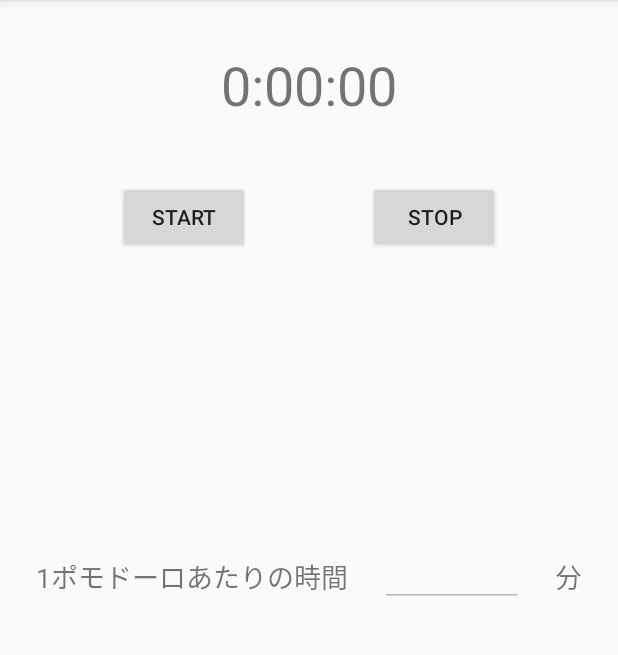
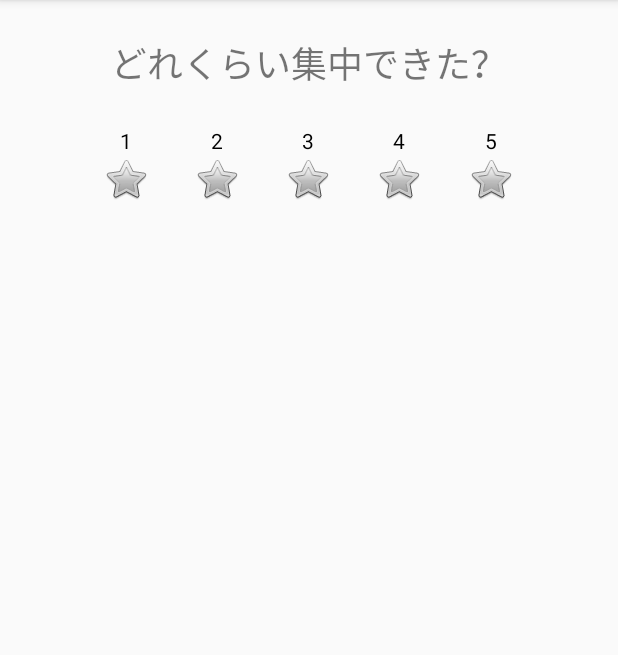
Before and after one commit to aqla114/android_timer, an Android app: the screen it shows after launch (MainActivity before the commit, CompletionActivity after it), after a tap on "START", on a phone screen of 412 x 824 dp, the part 84-739 px from its top. Run offline under Robolectric (Android 15) with nearby library versions, the phone set to English and light mode, and no system bars.

Commit message:
Add リザルト画面

```diff
--- a/app/src/main/AndroidManifest.xml
+++ b/app/src/main/AndroidManifest.xml
@@ -9,13 +9,7 @@
         android:roundIcon="@mipmap/ic_launcher_round"
         android:supportsRtl="true"
         android:theme="@style/AppTheme">
-        <activity
-            android:name=".DisplayMessageActivity"
-            android:parentActivityName=".MainActivity">
-            <meta-data
-                android:name="android.support.PARENT_ACTIVITY"
-                android:value=".MainActivity" />
-        </activity>
+        <activity android:name=".CompletionActivity"></activity>
         <activity android:name=".MainActivity">
             <intent-filter>
                 <action android:name="android.intent.action.MAIN" />
--- /dev/null
+++ b/app/src/main/java/com/example/timer/CompletionActivity.kt
@@ -0,0 +1,12 @@
+package com.example.timer
+
+import androidx.appcompat.app.AppCompatActivity
+import android.os.Bundle
+
+class CompletionActivity : AppCompatActivity() {
+
+    override fun onCreate(savedInstanceState: Bundle?) {
+        super.onCreate(savedInstanceState)
+        setContentView(R.layout.activity_completion)
+    }
+}
--- a/app/src/main/java/com/example/timer/DisplayMessageActivity.kt
+++ /dev/null
@@ -1,19 +0,0 @@
-package com.example.timer
-
-import androidx.appcompat.app.AppCompatActivity
-import android.os.Bundle
-import android.widget.TextView
-
-class DisplayMessageActivity : AppCompatActivity() {
-
-    override fun onCreate(savedInstanceState: Bundle?) {
-        super.onCreate(savedInstanceState)
-        setContentView(R.layout.activity_display_message)
-
-        val message = intent.getStringExtra(EXTRA_MESSAGE)
-
-        val textView = findViewById<TextView>(R.id.textView).apply {
-            text = message
-        }
-    }
-}
--- a/app/src/main/java/com/example/timer/MainActivity.kt
+++ b/app/src/main/java/com/example/timer/MainActivity.kt
@@ -1,5 +1,6 @@
 package com.example.timer
 
+import android.content.Intent
 import androidx.appcompat.app.AppCompatActivity
 import android.os.Bundle
 import android.text.Editable
@@ -27,7 +28,7 @@ class MainActivity : AppCompatActivity() {
     }
 
     fun start(button: View) {
-        val minutes = (taskMinutesInput.text.toString().toLongOrNull() ?: 0) * 60 * 1000
+        val minutes = (taskMinutesInput.text.toString().toLongOrNull() ?: 0) * 60 * 100
         timer = Timer(minutes, COUNTDOWN_INTERVAL, ::tick, ::finishTimer)
         timer.start()
         taskMinutesInput.setEnabled(false)
@@ -45,6 +46,8 @@ class MainActivity : AppCompatActivity() {
 
     fun finishTimer() {
         println("finish")
+        val intent = Intent(this, CompletionActivity::class.java)
+        startActivity(intent)
     }
 }
 
--- /dev/null
+++ b/app/src/main/res/layout/activity_completion.xml
@@ -0,0 +1,79 @@
+<?xml version="1.0" encoding="utf-8"?>
+<androidx.constraintlayout.widget.ConstraintLayout xmlns:android="http://schemas.android.com/apk/res/android"
+    xmlns:app="http://schemas.android.com/apk/res-auto"
+    xmlns:tools="http://schemas.android.com/tools"
+    android:layout_width="match_parent"
+    android:layout_height="match_parent"
+    tools:context=".CompletionActivity">
+
+    <TextView
+        android:id="@+id/completionTitle"
+        android:layout_width="wrap_content"
+        android:layout_height="0dp"
+        android:layout_marginTop="24dp"
+        android:text="@string/completion_title"
+        android:textSize="24sp"
+        app:layout_constraintEnd_toEndOf="parent"
+        app:layout_constraintStart_toStartOf="parent"
+        app:layout_constraintTop_toTopOf="parent" />
+
+    <RadioGroup
+        android:layout_width="304dp"
+        android:layout_height="51dp"
+        android:layout_marginTop="24dp"
+        android:orientation="horizontal"
+        app:layout_constraintEnd_toEndOf="parent"
+        app:layout_constraintStart_toStartOf="parent"
+        app:layout_constraintTop_toBottomOf="@+id/completionTitle">
+
+        <RadioButton
+            android:id="@+id/manzoku1"
+            android:layout_width="wrap_content"
+            android:layout_height="wrap_content"
+            android:layout_weight="1"
+            android:button="@null"
+            android:drawableBottom="@android:drawable/btn_star"
+            android:gravity="center"
+            android:text="@string/manzoku1" />
+
+        <RadioButton
+            android:id="@+id/manzoku2"
+            android:layout_width="wrap_content"
+            android:layout_height="wrap_content"
+            android:layout_weight="1"
+            android:button="@null"
+            android:drawableBottom="@android:drawable/btn_star"
+            android:gravity="center"
+            android:text="@string/manzoku2" />
+
+        <RadioButton
+            android:id="@+id/manzoku3"
+            android:layout_width="wrap_content"
+            android:layout_height="wrap_content"
+            android:layout_weight="1"
+            android:button="@null"
+            android:drawableBottom="@android:drawable/btn_star"
+            android:gravity="center"
+            android:text="@string/manzoku3" />
+
+        <RadioButton
+            android:id="@+id/manzoku4"
+            android:layout_width="wrap_content"
+            android:layout_height="wrap_content"
+            android:layout_weight="1"
+            android:button="@null"
+            android:drawableBottom="@android:drawable/btn_star"
+            android:gravity="center"
+            android:text="@string/manzoku4" />
+
+        <RadioButton
+            android:id="@+id/manzoku5"
+            android:layout_width="wrap_content"
+            android:layout_height="wrap_content"
+            android:layout_weight="1"
+            android:button="@null"
+            android:drawableBottom="@android:drawable/btn_star"
+            android:gravity="center"
+            android:text="@string/manzoku5" />
+    </RadioGroup>
+</androidx.constraintlayout.widget.ConstraintLayout>
--- a/app/src/main/res/layout/activity_display_message.xml
+++ /dev/null
@@ -1,18 +0,0 @@
-<?xml version="1.0" encoding="utf-8"?>
-<androidx.constraintlayout.widget.ConstraintLayout xmlns:android="http://schemas.android.com/apk/res/android"
-    xmlns:app="http://schemas.android.com/apk/res-auto"
-    xmlns:tools="http://schemas.android.com/tools"
-    android:layout_width="match_parent"
-    android:layout_height="match_parent"
-    tools:context=".DisplayMessageActivity">
-
-    <TextView
-        android:id="@+id/textView"
-        android:layout_width="wrap_content"
-        android:layout_height="wrap_content"
-        android:layout_marginTop="16dp"
-        android:text="TextView"
-        app:layout_constraintEnd_toEndOf="parent"
-        app:layout_constraintStart_toStartOf="parent"
-        app:layout_constraintTop_toTopOf="parent" />
-</androidx.constraintlayout.widget.ConstraintLayout>
--- a/app/src/main/res/values/strings.xml
+++ b/app/src/main/res/values/strings.xml
@@ -5,4 +5,10 @@
     <string name="stop_button">STOP</string>
     <string name="task_minute_label">1ポモドーロあたりの時間</string>
     <string name="minute_label">分</string>
+    <string name="completion_title">どれくらい集中できた？</string>
+    <string name="manzoku1">1</string>
+    <string name="manzoku2">2</string>
+    <string name="manzoku3">3</string>
+    <string name="manzoku4">4</string>
+    <string name="manzoku5">5</string>
 </resources>
```
